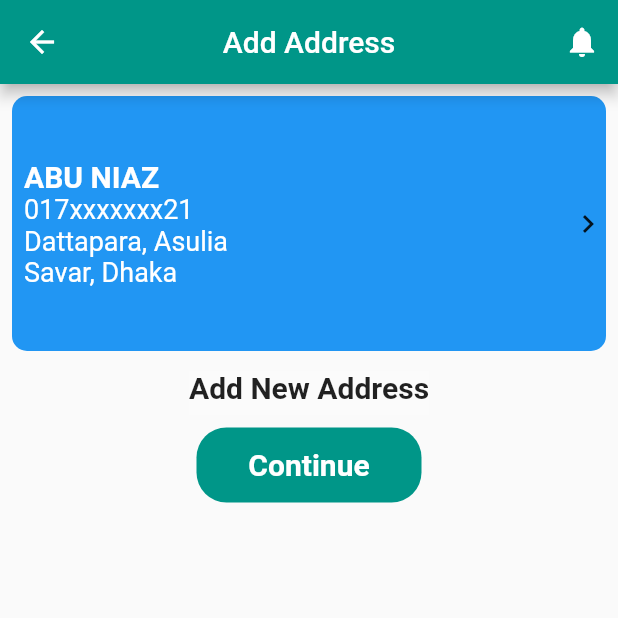
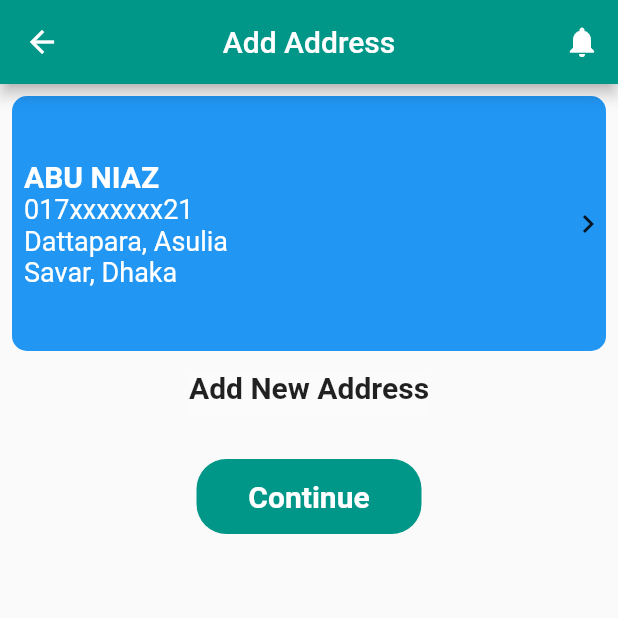
Before and after one commit to AbuNiaz/Food_service_ui_design, a Flutter app: the AdressHome screen opened directly, on a phone screen of 412 x 824 dp, the top half of it. Run offline on Flutter 3.47's test engine with Material 2 defaults, Android fonts, the phone set to English and light mode, and no system bars; missing offline and left inert: dart:ffi.

Commit message:
Update a_home.dart

```diff
--- a/food_sevice_ui/lib/adress_form/a_home.dart
+++ b/food_sevice_ui/lib/adress_form/a_home.dart
@@ -77,6 +77,10 @@ class AdressHome extends StatelessWidget {
                   ),
                 ),
               ),
+              const Text(
+                '',
+                style: TextStyle(fontSize: 18, color: Colors.white),
+              ),
             ],
           ),
           const Button(),
```
